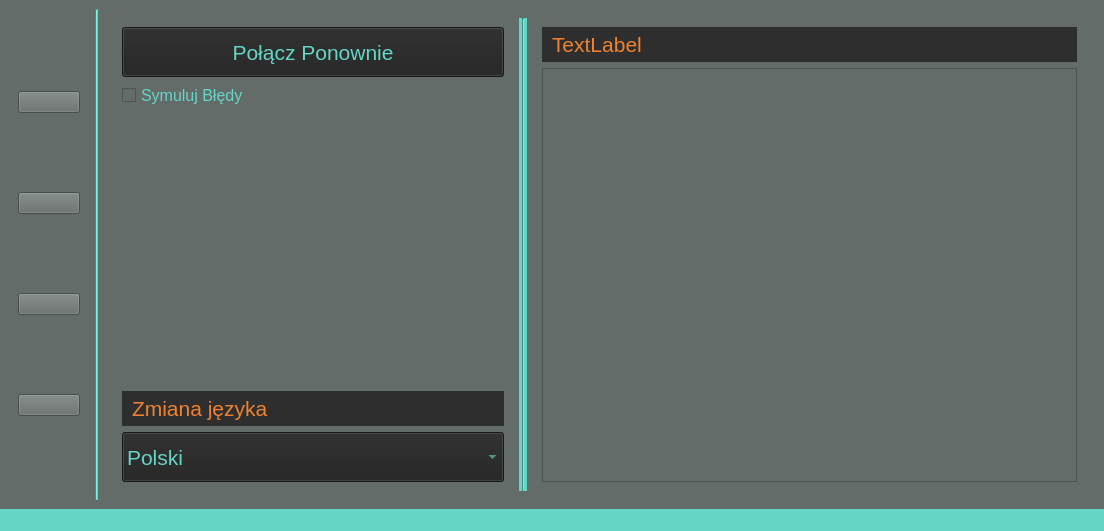
Before: the Qt Designer form HEX_Service/mainwindow.ui in Maks-Tulewicz/WDS_projekt, drawn with Qt 5.
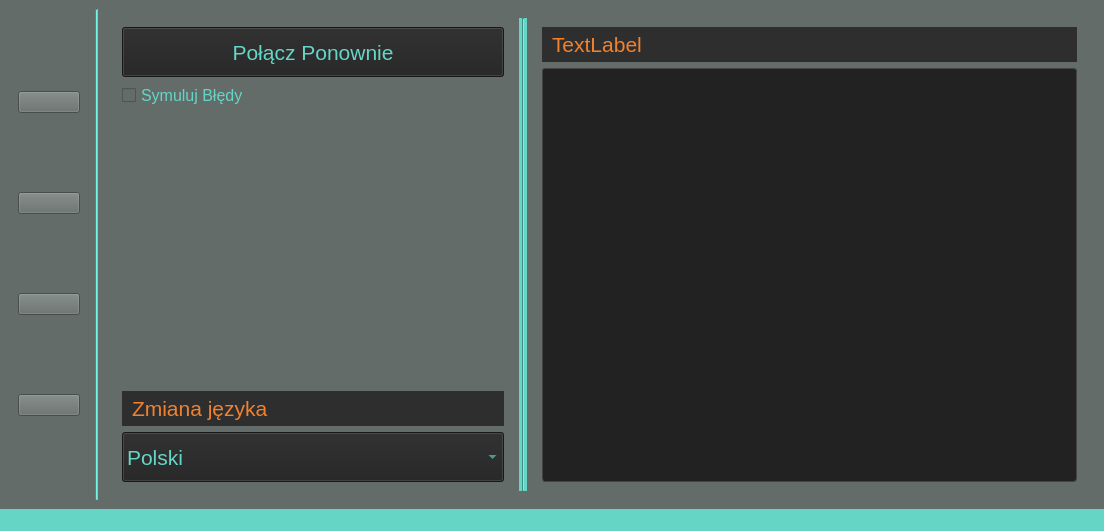
After: the same form once the commit is applied. Icons and pictures are not drawn. Custom widgets are drawn as their Qt base class.

What changed in the file:
```diff
--- a/HEX_Service/mainwindow.ui
+++ b/HEX_Service/mainwindow.ui
@@ -887,6 +887,14 @@
                <pointsize>10</pointsize>
               </font>
              </property>
+             <property name="styleSheet">
+              <string notr="true">
+color: #65d5c6;
+background-color: #222;
+border: 1px solid #444;
+border-radius: 3px;
+padding: 3px</string>
+             </property>
              <property name="readOnly">
               <bool>true</bool>
              </property>
```
